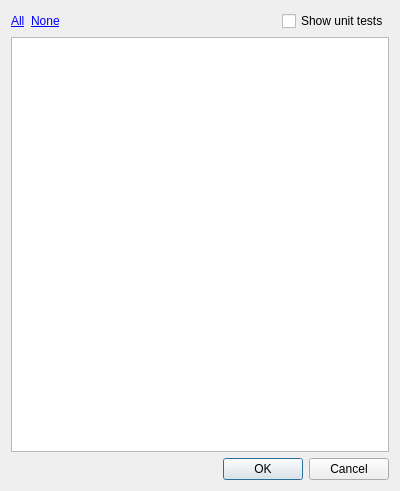
planetfederal/qgis-tester-plugin, file qgistester/testselector.ui: the form before one commit.
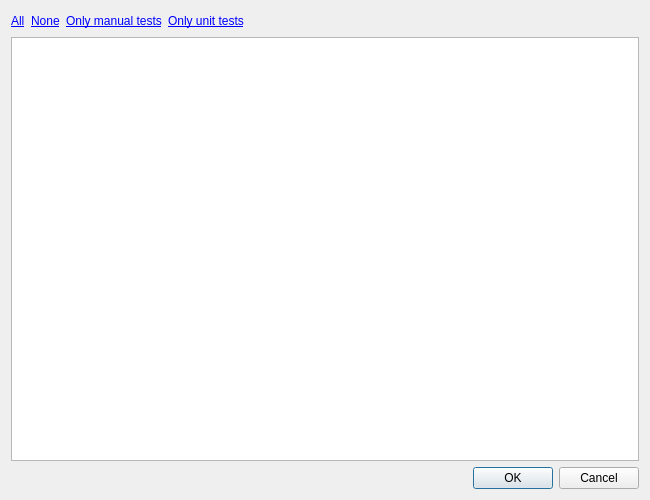
The form after the commit.

Commit message: better handling of difference between unit and manual tests in selector

Diff of the .ui file:
```diff
--- a/qgistester/testselector.ui
+++ b/qgistester/testselector.ui
@@ -6,8 +6,8 @@
    <rect>
     <x>0</x>
     <y>0</y>
-    <width>400</width>
-    <height>491</height>
+    <width>650</width>
+    <height>500</height>
    </rect>
   </property>
   <property name="windowTitle">
@@ -30,6 +30,20 @@
        </property>
       </widget>
      </item>
+     <item>
+      <widget class="QLabel" name="onlyManualLabel">
+       <property name="text">
+        <string>&lt;a href='#'&gt;Only manual tests&lt;/a&gt;</string>
+       </property>
+      </widget>
+     </item>
+     <item>
+      <widget class="QLabel" name="onlyUnitLabel">
+       <property name="text">
+        <string>&lt;a href='#'&gt;Only unit tests&lt;/a&gt;</string>
+       </property>
+      </widget>
+     </item>
      <item>
       <spacer name="horizontalSpacer">
        <property name="orientation">
@@ -43,14 +57,7 @@
        </property>
       </spacer>
      </item>
-     <item>
-      <widget class="QCheckBox" name="showUnitTestsCheck">
-       <property name="text">
-        <string>Show unit tests</string>
-       </property>
-      </widget>
-     </item>
-    </layout>
+     </layout>
    </item>
    <item>
     <widget class="QTreeWidget" name="testsTree">
```
The commit also changes 1 other file.
